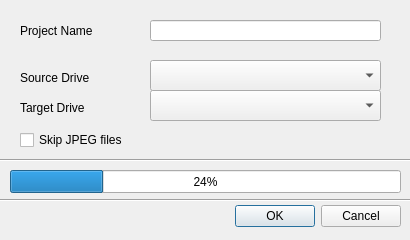
Qt form UI/dump_media_device.ui (bhaveshnigam/CameraDump) before a commit.
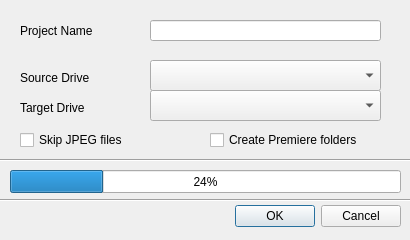
The same form after that commit.

Commit message: Adding support for premiere directory structure

What changed in the file:
```diff
--- a/UI/dump_media_device.ui
+++ b/UI/dump_media_device.ui
@@ -156,6 +156,19 @@
     <string>Skip JPEG files</string>
    </property>
   </widget>
+  <widget class="QCheckBox" name="checkBox_2">
+   <property name="geometry">
+    <rect>
+     <x>210</x>
+     <y>130</y>
+     <width>171</width>
+     <height>20</height>
+    </rect>
+   </property>
+   <property name="text">
+    <string>Create Premiere folders</string>
+   </property>
+  </widget>
  </widget>
  <resources/>
  <connections>
```
The commit also changes 3 other files.
